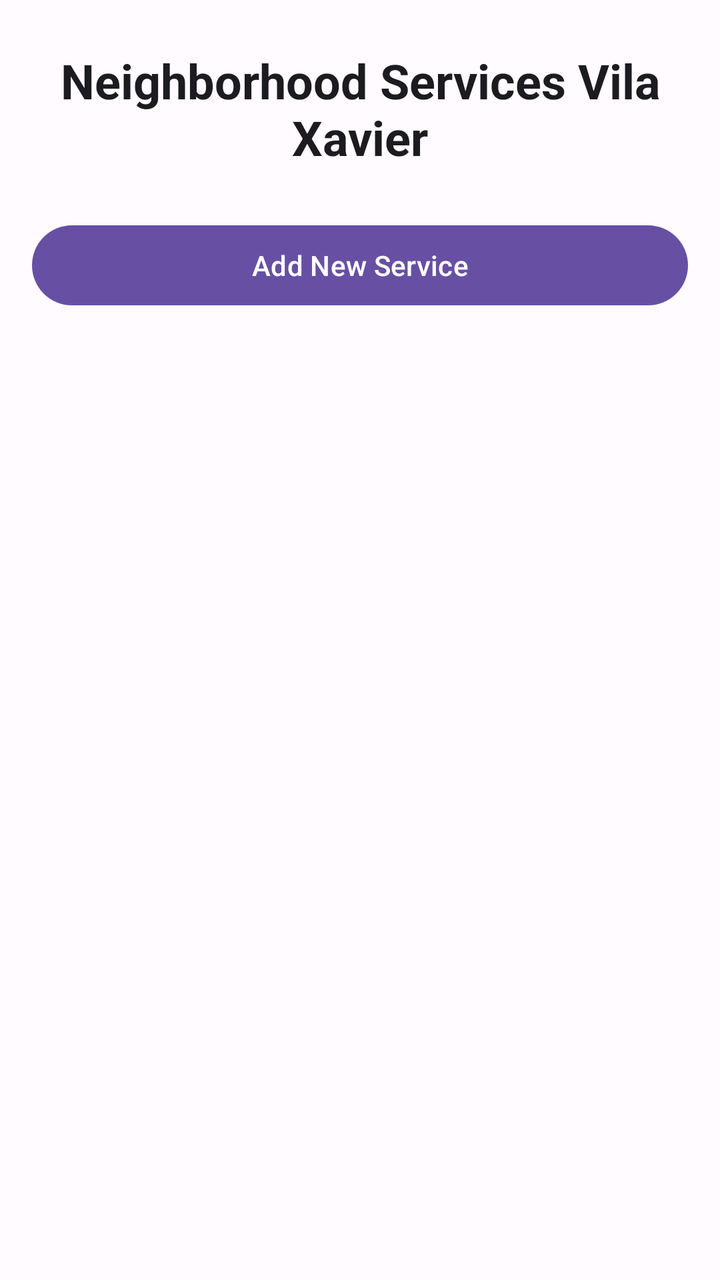
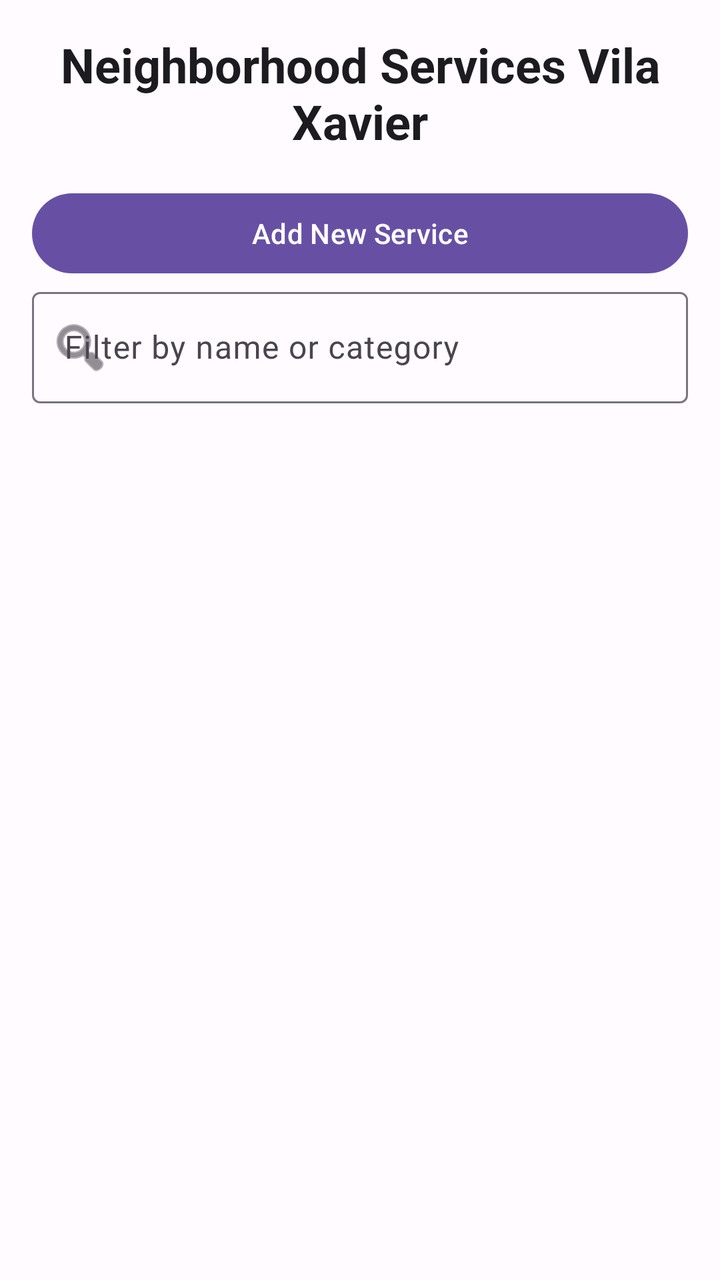

Compare the two renders of this Android layout. The source of the first and the diff that turns it into the second are given below.
<!-- AndroidManifest.xml: application theme Theme.GuiaPocketBairroVilaXavier -->
<!-- res/layout/activity_main.xml -->
<?xml version="1.0" encoding="utf-8"?>
<LinearLayout
    xmlns:android="http://schemas.android.com/apk/res/android"
    xmlns:tools="http://schemas.android.com/tools"
    android:layout_width="match_parent"
    android:layout_height="match_parent"
    android:orientation="vertical"
    android:background="?attr/colorSurface"
    tools:context=".ui.MainActivity">

    <LinearLayout
        android:layout_width="match_parent"
        android:layout_height="match_parent"
        android:orientation="vertical"
        android:padding="16dp"
        android:background="?attr/colorSurface">

        <TextView
            android:id="@+id/tvTitulo"
            android:layout_width="match_parent"
            android:layout_height="wrap_content"
            android:text="@string/welcome_title"
            android:textSize="24sp"
            android:textStyle="bold"
            android:gravity="center"
            android:textColor="?attr/colorOnSurface"
            android:paddingBottom="24dp"
            android:paddingTop="8dp" />

        <com.google.android.material.button.MaterialButton
            android:id="@+id/btnAdicionarServico"
            android:layout_width="match_parent"
            android:layout_height="wrap_content"
            android:layout_marginBottom="16dp"
            android:text="@string/add_new_service"
            style="@style/Widget.Material3.Button" />

        <androidx.recyclerview.widget.RecyclerView
            android:id="@+id/recyclerViewServicos"
            android:layout_width="match_parent"
            android:layout_height="0dp"
            android:layout_weight="1" />
    </LinearLayout>
</LinearLayout>
<!-- resources referenced by this layout -->
<resources>
  <string name="add_new_service">Add New Service</string>
  <string name="welcome_title">Neighborhood Services Vila Xavier</string>
  <style name="Theme.GuiaPocketBairroVilaXavier" parent="Base.Theme.GuiaPocketBairroVilaXavier" />
  <style name="Base.Theme.GuiaPocketBairroVilaXavier" parent="Theme.Material3.DayNight.NoActionBar">
          <item name="colorPrimary">@color/primary_color</item>
          <item name="colorOnPrimary">@color/white</item>
          <item name="colorPrimaryContainer">@color/primary_dark</item>
          <item name="colorOnPrimaryContainer">@color/white</item>
          <item name="colorSecondary">@color/secondary_color</item>
          <item name="colorOnSecondary">@color/white</item>
  
          
          <item name="android:colorBackground">@color/surface_color</item>
          <item name="colorOnBackground">@color/on_surface</item>
          <item name="colorSurface">@color/surface_color</item>
          <item name="colorOnSurface">@color/on_surface</item>
          <item name="colorSurfaceVariant">@color/surface_variant_light</item>
          <item name="colorOnSurfaceVariant">@color/on_surface_variant_light</item>
          <item name="colorOutline">@color/outline</item>
  
          <item name="android:statusBarColor">@android:color/transparent</item>
      </style>
  <color name="primary_color">#6750A4</color>
  <color name="white">#FFFFFF</color>
  <color name="primary_dark">#21005E</color>
  <color name="secondary_color">#625B71</color>
  <color name="surface_color">#FFFBFE</color>
  <color name="on_surface">#1C1B1F</color>
  <color name="surface_variant_light">#E7E0EC</color>
  <color name="on_surface_variant_light">#49454E</color>
  <color name="outline">#79747E</color>
</resources>

<!-- the commit's change to res/layout/activity_main.xml (unified diff, before → after) -->
@@ -1,44 +1,75 @@
 <?xml version="1.0" encoding="utf-8"?>
-<LinearLayout
+<androidx.constraintlayout.widget.ConstraintLayout
     xmlns:android="http://schemas.android.com/apk/res/android"
+    xmlns:app="http://schemas.android.com/apk/res-auto"
     xmlns:tools="http://schemas.android.com/tools"
     android:layout_width="match_parent"
     android:layout_height="match_parent"
-    android:orientation="vertical"
     android:background="?attr/colorSurface"
     tools:context=".ui.MainActivity">
 
-    <LinearLayout
-        android:layout_width="match_parent"
-        android:layout_height="match_parent"
-        android:orientation="vertical"
-        android:padding="16dp"
-        android:background="?attr/colorSurface">
+    <TextView
+        android:id="@+id/tvTitulo"
+        android:layout_width="0dp"
+        android:layout_height="wrap_content"
+        android:text="@string/welcome_title"
+        android:textSize="24sp"
+        android:textStyle="bold"
+        android:gravity="center"
+        android:textColor="?attr/colorOnSurface"
+        android:paddingTop="8dp"
+        android:paddingBottom="16dp"
+        app:layout_constraintStart_toStartOf="parent"
+        app:layout_constraintEnd_toEndOf="parent"
+        app:layout_constraintTop_toTopOf="parent"
+        android:layout_marginStart="16dp"
+        android:layout_marginEnd="16dp"
+        android:layout_marginTop="8dp" />
 
-        <TextView
-            android:id="@+id/tvTitulo"
+    <com.google.android.material.button.MaterialButton
+        android:id="@+id/btnAdicionarServico"
+        android:layout_width="0dp"
+        android:layout_height="wrap_content"
+        android:text="@string/add_new_service"
+        style="@style/Widget.Material3.Button"
+        app:layout_constraintStart_toStartOf="parent"
+        app:layout_constraintEnd_toEndOf="parent"
+        app:layout_constraintTop_toBottomOf="@id/tvTitulo"
+        android:layout_marginStart="16dp"
+        android:layout_marginEnd="16dp"
+        android:layout_marginBottom="16dp" />
+
+    <com.google.android.material.textfield.TextInputLayout
+        android:id="@+id/edtFiltroLayout"
+        android:layout_width="0dp"
+        android:layout_height="wrap_content"
+        app:boxBackgroundMode="outline"
+        app:startIconDrawable="@android:drawable/ic_menu_search"
+        app:layout_constraintStart_toStartOf="parent"
+        app:layout_constraintEnd_toEndOf="parent"
+        app:layout_constraintTop_toBottomOf="@id/btnAdicionarServico"
+        android:layout_marginStart="16dp"
+        android:layout_marginEnd="16dp"
+        android:layout_marginBottom="16dp">
+
+        <com.google.android.material.textfield.TextInputEditText
+            android:id="@+id/edtFiltro"
             android:layout_width="match_parent"
             android:layout_height="wrap_content"
-            android:text="@string/welcome_title"
-            android:textSize="24sp"
-            android:textStyle="bold"
-            android:gravity="center"
-            android:textColor="?attr/colorOnSurface"
-            android:paddingBottom="24dp"
-            android:paddingTop="8dp" />
+            android:hint="@string/filter_hint"
+            android:inputType="text" />
+    </com.google.android.material.textfield.TextInputLayout>
 
-        <com.google.android.material.button.MaterialButton
-            android:id="@+id/btnAdicionarServico"
-            android:layout_width="match_parent"
-            android:layout_height="wrap_content"
-            android:layout_marginBottom="16dp"
-            android:text="@string/add_new_service"
-            style="@style/Widget.Material3.Button" />
+    <androidx.recyclerview.widget.RecyclerView
+        android:id="@+id/recyclerViewServicos"
+        android:layout_width="0dp"
+        android:layout_height="0dp"
+        app:layout_constraintStart_toStartOf="parent"
+        app:layout_constraintEnd_toEndOf="parent"
+        app:layout_constraintTop_toBottomOf="@id/edtFiltroLayout"
+        app:layout_constraintBottom_toBottomOf="parent"
+        android:layout_marginStart="16dp"
+        android:layout_marginEnd="16dp"
+        android:layout_marginBottom="16dp" />
 
-        <androidx.recyclerview.widget.RecyclerView
-            android:id="@+id/recyclerViewServicos"
-            android:layout_width="match_parent"
-            android:layout_height="0dp"
-            android:layout_weight="1" />
-    </LinearLayout>
-</LinearLayout>
+</androidx.constraintlayout.widget.ConstraintLayout>
<!-- resource entries referenced after the edit -->
@@ -1,6 +1,7 @@
 <!-- resources referenced by this layout -->
 <resources>
   <string name="add_new_service">Add New Service</string>
+  <string name="filter_hint">Filter by name or category</string>
   <string name="welcome_title">Neighborhood Services Vila Xavier</string>
   <style name="Theme.GuiaPocketBairroVilaXavier" parent="Base.Theme.GuiaPocketBairroVilaXavier" />
   <style name="Base.Theme.GuiaPocketBairroVilaXavier" parent="Theme.Material3.DayNight.NoActionBar">
